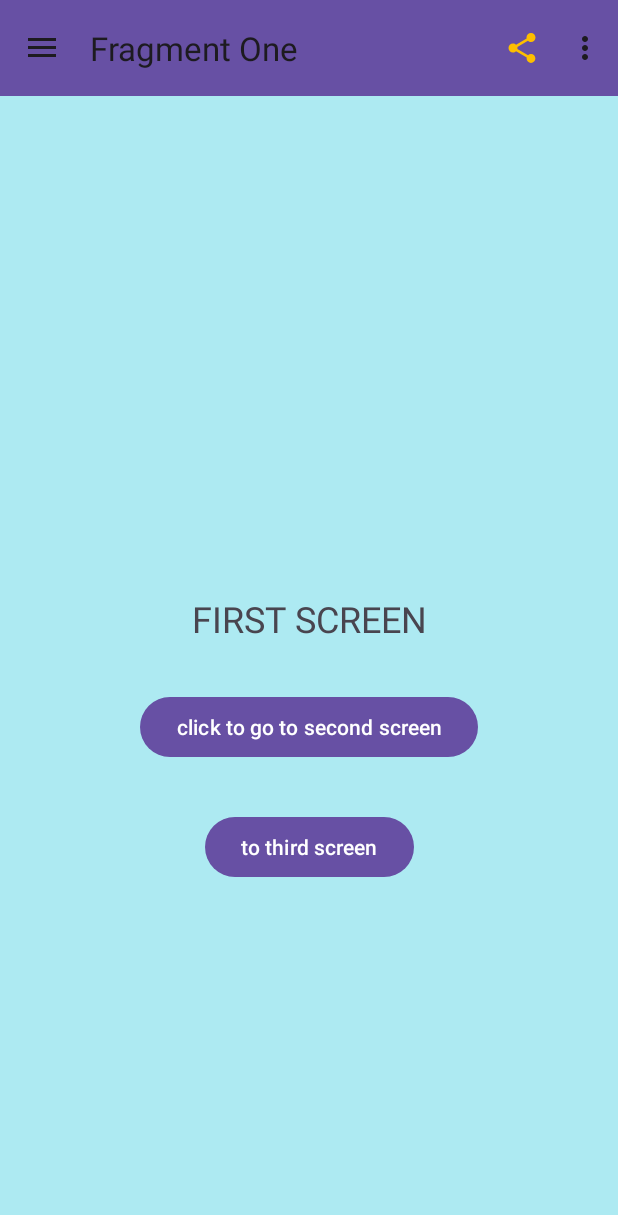
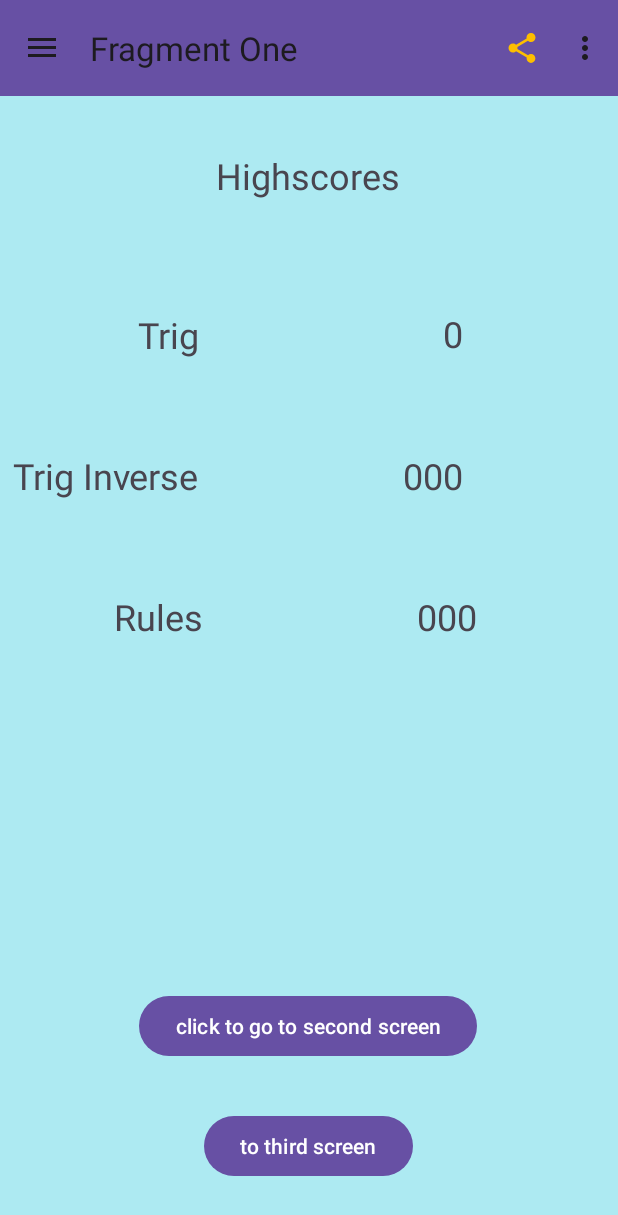
Before and after one commit to michaelwang18/KotlinMathGame, an Android app: the screen it shows after launch (MainActivity), on a phone screen of 412 x 824 dp. Shown: the top 1215 px of the screen. Run offline under Robolectric (Android 15) with nearby library versions, the phone set to English and light mode, and no system bars; our stand-ins replace navigation-ui.

Commit message:
Rinse and Repeat

```diff
--- a/app/src/main/java/com/example/myapplication/FirstFragment.kt
+++ b/app/src/main/java/com/example/myapplication/FirstFragment.kt
@@ -7,15 +7,14 @@ import android.view.View
 import android.view.ViewGroup
 import android.widget.Button
 import android.widget.TextView
+import androidx.fragment.app.findFragment
 import androidx.navigation.NavController
 import androidx.navigation.findNavController
 
 class FirstFragment : Fragment() {
 
     private lateinit var textView: TextView
-    private var standardHighscore = 0
-    private var trigHighscore = 0
-    private var inverserTrigHighscore = 0
+    private lateinit var trigHigh: TextView
 
 
 
@@ -26,6 +25,7 @@ class FirstFragment : Fragment() {
         // Inflate the layout for this fragment
         val view: View = inflater.inflate(R.layout.fragment_first, container, false)
         textView = view.findViewById(R.id.textview_fragment1)
+        trigHigh = view.findViewById(R.id.trigScore)
         return view
     }
 
@@ -36,6 +36,9 @@ class FirstFragment : Fragment() {
         val navController: NavController = view.findNavController()
         firstToSecondButton.setOnClickListener { navController.navigate(R.id.navigate_first_to_second) }
         firstToThirdButton.setOnClickListener { navController.navigate(R.id.navigate_first_to_third) }
+        val activity: MainActivity = context as MainActivity
+        trigHigh.text = activity.getHighScore2().toString()
+
     }
 
     override fun onResume() {
--- a/app/src/main/res/layout/fragment_first.xml
+++ b/app/src/main/res/layout/fragment_first.xml
@@ -11,31 +11,123 @@
         android:id="@+id/textview_fragment1"
         android:layout_width="wrap_content"
         android:layout_height="wrap_content"
-        android:text="FIRST SCREEN"
+        android:text="Derivative Review"
         android:textSize="24sp"
         app:layout_constraintBottom_toBottomOf="parent"
         app:layout_constraintEnd_toEndOf="parent"
+        app:layout_constraintHorizontal_bias="0.498"
         app:layout_constraintStart_toStartOf="parent"
-        app:layout_constraintTop_toTopOf="parent" />
+        app:layout_constraintTop_toTopOf="parent"
+        app:layout_constraintVertical_bias="0.037" />
+
+    <TextView
+        android:layout_width="wrap_content"
+        android:layout_height="wrap_content"
+        android:text="Highscores"
+        android:textSize="24sp"
+        app:layout_constraintBottom_toBottomOf="parent"
+        app:layout_constraintEnd_toEndOf="parent"
+        app:layout_constraintHorizontal_bias="0.498"
+        app:layout_constraintStart_toStartOf="parent"
+        app:layout_constraintTop_toTopOf="parent"
+        app:layout_constraintVertical_bias="0.127" />
+
+    <TextView
+        android:layout_width="wrap_content"
+        android:layout_height="wrap_content"
+        android:text="Trig"
+        android:textSize="24sp"
+        app:layout_constraintBottom_toBottomOf="parent"
+        app:layout_constraintEnd_toEndOf="parent"
+        app:layout_constraintHorizontal_bias="0.248"
+        app:layout_constraintStart_toStartOf="parent"
+        app:layout_constraintTop_toTopOf="parent"
+        app:layout_constraintVertical_bias="0.261" />
+
+    <TextView
+        android:layout_width="wrap_content"
+        android:layout_height="wrap_content"
+        android:text="Trig Inverse"
+        android:textSize="24sp"
+        app:layout_constraintBottom_toBottomOf="parent"
+        app:layout_constraintEnd_toEndOf="parent"
+        app:layout_constraintHorizontal_bias="0.031"
+        app:layout_constraintStart_toStartOf="parent"
+        app:layout_constraintTop_toTopOf="parent"
+        app:layout_constraintVertical_bias="0.38" />
+
+    <TextView
+        android:layout_width="wrap_content"
+        android:layout_height="wrap_content"
+        android:text="Rules"
+        android:textSize="24sp"
+        app:layout_constraintBottom_toBottomOf="parent"
+        app:layout_constraintEnd_toEndOf="parent"
+        app:layout_constraintHorizontal_bias="0.215"
+        app:layout_constraintStart_toStartOf="parent"
+        app:layout_constraintTop_toTopOf="parent"
+        app:layout_constraintVertical_bias="0.499" />
+
+
+    <TextView
+        android:id="@+id/trigScore"
+        android:layout_width="wrap_content"
+        android:layout_height="wrap_content"
+        android:text="000"
+        android:textSize="24sp"
+        app:layout_constraintBottom_toBottomOf="parent"
+        app:layout_constraintEnd_toEndOf="parent"
+        app:layout_constraintHorizontal_bias="0.741"
+        app:layout_constraintStart_toStartOf="parent"
+        app:layout_constraintTop_toTopOf="parent"
+        app:layout_constraintVertical_bias="0.26" />
+
+    <TextView
+        android:id="@+id/trigInverseScore"
+        android:layout_width="wrap_content"
+        android:layout_height="wrap_content"
+        android:text="000"
+        android:textSize="24sp"
+        app:layout_constraintBottom_toBottomOf="parent"
+        app:layout_constraintEnd_toEndOf="@+id/trigScore"
+        app:layout_constraintHorizontal_bias="1.0"
+        app:layout_constraintStart_toStartOf="@+id/trigScore"
+        app:layout_constraintTop_toTopOf="parent"
+        app:layout_constraintVertical_bias="0.38" />
+
+
+    <TextView
+        android:id="@+id/ruleScore"
+        android:layout_width="wrap_content"
+        android:layout_height="wrap_content"
+        android:text="000"
+        android:textSize="24sp"
+        app:layout_constraintBottom_toBottomOf="parent"
+        app:layout_constraintEnd_toEndOf="@+id/trigScore"
+        app:layout_constraintHorizontal_bias="0.673"
+        app:layout_constraintStart_toStartOf="@+id/trigScore"
+        app:layout_constraintTop_toTopOf="parent"
+        app:layout_constraintVertical_bias="0.499" />
 
     <Button
         android:id="@+id/button"
         android:layout_width="wrap_content"
         android:layout_height="wrap_content"
-        android:layout_marginTop="32dp"
+        android:layout_marginBottom="116dp"
         android:text="click to go to second screen"
+        app:layout_constraintBottom_toBottomOf="parent"
         app:layout_constraintEnd_toEndOf="parent"
-        app:layout_constraintStart_toStartOf="parent"
-        app:layout_constraintTop_toBottomOf="@+id/textview_fragment1" />
+        app:layout_constraintHorizontal_bias="0.497"
+        app:layout_constraintStart_toStartOf="parent" />
 
     <Button
         android:id="@+id/button_one_to_three"
         android:layout_width="wrap_content"
         android:layout_height="wrap_content"
+        android:layout_marginTop="32dp"
         android:text="to third screen"
         app:layout_constraintEnd_toEndOf="@+id/button"
         app:layout_constraintStart_toStartOf="@+id/button"
-        app:layout_constraintTop_toBottomOf="@+id/button"
-        android:layout_marginTop="32dp"/>
+        app:layout_constraintTop_toBottomOf="@+id/button" />
 
 </androidx.constraintlayout.widget.ConstraintLayout>
```
Also changed, not shown: app/src/main/java/com/example/myapplication/SecondFragment.kt (+20 -21 lines), app/src/main/res/layout/fragment_second.xml (+42 -28 lines), app/src/main/res/drawable/a4.png, app/src/main/res/drawable/a5.png.
